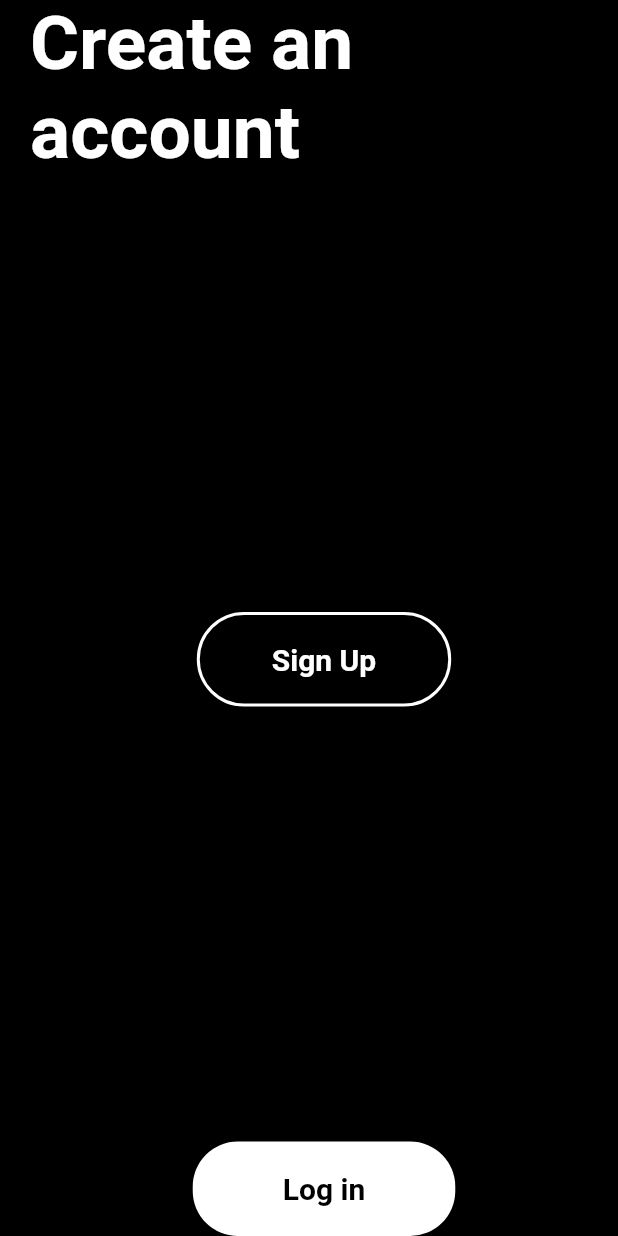
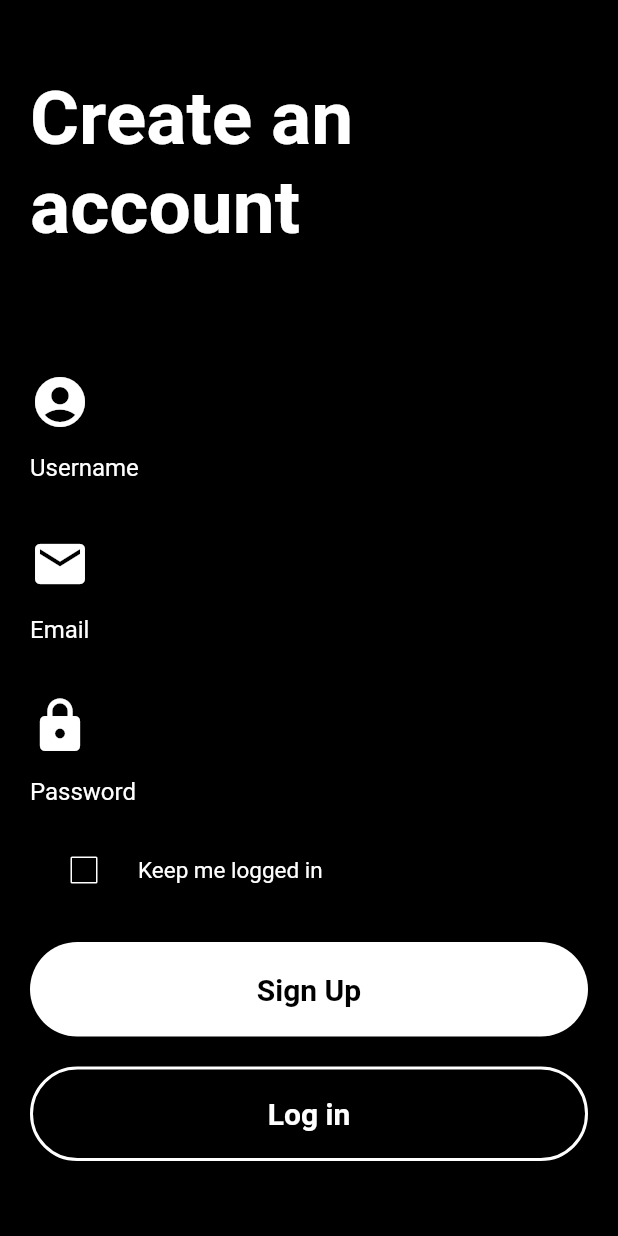
Before and after one commit to llherrera/tracky, a Flutter app: the LoginPage screen opened directly, after a tap on "Sign Up", on a phone screen of 412 x 824 dp. Run offline on Flutter 3.47's test engine with Material 2 defaults, Android fonts, the phone set to English and light mode, and no system bars.

Commit message:
fixed register page

```diff
--- a/lib/UI/login_page.dart
+++ b/lib/UI/login_page.dart
@@ -1,7 +1,7 @@
 import 'package:flutter/material.dart';
-import 'package:tracky/Widgets/register_button.dart';
-import '../Widgets/login_button.dart';
-import '../Widgets/login_form.dart';
+import 'package:tracky/Widgets/login_widgets/register_button.dart';
+import '../Widgets/login_widgets/login_button.dart';
+import '../Widgets/login_widgets/login_form.dart';
 
 class LoginPage extends StatelessWidget {
   const LoginPage({super.key});
@@ -11,13 +11,13 @@ class LoginPage extends StatelessWidget {
     return Scaffold(
       backgroundColor: Colors.black,
       body: Container(
-        padding: const EdgeInsets.only(right: 20),
-        margin: const EdgeInsets.symmetric(horizontal: 20),
+        padding: const EdgeInsets.symmetric(horizontal: 20),
+        //margin: const EdgeInsets.symmetric(horizontal: 20),
         child: Column(
           crossAxisAlignment: CrossAxisAlignment.stretch,
           children: <Widget>[
             Container(
-              margin: const EdgeInsets.only(top: 100),
+              margin: const EdgeInsets.only(top: 50),
               child: const Text('Log in',
                 style: TextStyle(
                   color: Colors.white,
--- a/lib/UI/register_page.dart
+++ b/lib/UI/register_page.dart
@@ -1,6 +1,7 @@
 import 'package:flutter/material.dart';
-import 'package:tracky/Widgets/login_button.dart';
-import '../Widgets/register_button.dart';
+import 'package:tracky/Widgets/login_widgets/login_button.dart';
+import '../Widgets/login_widgets/register_button.dart';
+import '../Widgets/login_widgets/register_form.dart';
 
 class SignupPage extends StatelessWidget {
   const SignupPage({super.key});
@@ -10,20 +11,33 @@ class SignupPage extends StatelessWidget {
     return Scaffold(
       backgroundColor: Colors.black,
       body: Container(
-        margin: const EdgeInsets.only(left: 20),
+        padding: const EdgeInsets.symmetric(horizontal: 20),
         child: Column(
-          children: const <Widget>[
-            Text('Create an account',
-              style: TextStyle(
-                color: Colors.white,
-                fontSize: 50,
-                fontWeight: FontWeight.bold
-              )
+          crossAxisAlignment: CrossAxisAlignment.stretch,
+          children: <Widget>[
+            Container(
+              margin: const EdgeInsets.only(top: 50),
+              child: const Text('Create an account',
+                style: TextStyle(
+                  color: Colors.white,
+                  fontSize: 50,
+                  fontWeight: FontWeight.bold
+                )
+              ),
             ),
-            Spacer(flex: 1),
-            SignupButton(),
-            Spacer(flex: 1),
-            LoginButton()
+            const Spacer(flex: 1),
+            Container(
+              margin: const EdgeInsets.only(bottom: 20),
+              child: const SignupForm()
+            ),
+            Container(
+              margin: const EdgeInsets.only(bottom: 20),
+              child: const SignupButtonElevated()
+            ),
+            Container(
+              margin: const EdgeInsets.only(bottom: 50),
+              child: const LoginButtonOutlined()
+            ),
           ]
         ),
       )
--- a/lib/UI/tracky.dart
+++ b/lib/UI/tracky.dart
@@ -1,6 +1,6 @@
 import 'package:flutter/material.dart';
-import 'package:tracky/Widgets/register_button.dart';
-import '../Widgets/login_button.dart';
+import 'package:tracky/Widgets/login_widgets/register_button.dart';
+import '../Widgets/login_widgets/login_button.dart';
 
 class Tracky extends StatelessWidget {
   const Tracky({super.key});
--- a/lib/Widgets/login_form.dart
+++ /dev/null
@@ -1,71 +0,0 @@
-import 'package:flutter/material.dart';
-
-class LoginForm extends StatefulWidget {
-  const LoginForm({super.key});
-
-  @override
-  State<LoginForm> createState() => _LoginFormState();
-}
-
-class _LoginFormState extends State<LoginForm> {
-  bool _selected = false;
-
-  @override
-  Widget build(BuildContext context) {
-    const usernameField = TextField(
-      obscureText: false,
-      style: TextStyle(color: Colors.white),
-      decoration: InputDecoration(
-        contentPadding: EdgeInsets.fromLTRB(20, 15, 20, 15),
-        hintText: 'Username',
-        hintStyle: TextStyle(color: Colors.white),
-        border: OutlineInputBorder(borderRadius: BorderRadius.all(Radius.circular(32))),
-        focusedBorder: OutlineInputBorder(
-          borderSide: BorderSide(color: Colors.white, width: 2),
-          borderRadius: BorderRadius.all(Radius.circular(32))
-        )
-      )
-    );
-
-    const passwordField = TextField(
-      obscureText: false,
-      style: TextStyle(color: Colors.white),
-      decoration: InputDecoration(
-        contentPadding: EdgeInsets.fromLTRB(20, 15, 20, 15),
-        hintText: 'Password',
-        hintStyle: TextStyle(color: Colors.white),
-        border: OutlineInputBorder(borderRadius: BorderRadius.all(Radius.circular(32))),
-        focusedBorder: OutlineInputBorder(
-          borderSide: BorderSide(color: Colors.white, width: 2),
-          borderRadius: BorderRadius.all(Radius.circular(32))
-        )
-      )
-    );
-
-    return Column(
-      crossAxisAlignment: CrossAxisAlignment.start,
-      children: <Widget>[
-        const Icon(Icons.account_circle, size: 40, color: Colors.white),
-        usernameField,
-        const Padding(padding: EdgeInsets.only(bottom: 20)),
-        const Icon(Icons.lock, size: 40, color: Colors.white),
-        //const Padding(padding: EdgeInsets.only(bottom: 20)),
-        passwordField,
-        CheckboxListTile(
-          value: _selected,
-          onChanged: (value) {
-            setState( () {
-              _selected = value!;
-            });
-          },
-          title: const Text('Keep me logged in',
-            style: TextStyle(color: Colors.white, fontSize: 15)),
-          controlAffinity: ListTileControlAffinity.leading,
-          activeColor: Colors.black,
-          checkColor: Colors.white,
-          side: const BorderSide(color: Colors.white)
-        )
-      ]
-    );
-  }
-}
--- /dev/null
+++ b/lib/Widgets/login_widgets/checkbox.dart
@@ -0,0 +1,30 @@
+import 'package:flutter/material.dart';
+
+class CheckBox extends StatefulWidget {
+  const CheckBox({super.key});
+
+  @override
+  State<CheckBox> createState() => _CheckBoxState();
+}
+
+class _CheckBoxState extends State<CheckBox> {
+  bool _selected = false;
+
+  @override
+  Widget build(BuildContext context) {
+    return CheckboxListTile(
+      value: _selected,
+      onChanged: (value) {
+        setState( () {
+          _selected = value!;
+        });
+      },
+      title: const Text('Keep me logged in',
+        style: TextStyle(color: Colors.white, fontSize: 15)),
+      controlAffinity: ListTileControlAffinity.leading,
+      activeColor: Colors.black,
+      checkColor: Colors.white,
+      side: const BorderSide(color: Colors.white)
+    );
+  }
+}
--- /dev/null
+++ b/lib/Widgets/login_widgets/email_field.dart
@@ -0,0 +1,20 @@
+import 'package:flutter/material.dart';
+
+class EmailField extends StatelessWidget {
+  const EmailField({super.key});
+
+  @override
+  Widget build(BuildContext context) {
+    return const TextField(
+      obscureText: false,
+      style: TextStyle(color: Colors.white),
+      decoration: InputDecoration(
+        hintText: 'Email',
+        hintStyle: TextStyle(color: Colors.white),
+        focusedBorder: UnderlineInputBorder(
+          borderSide: BorderSide(color: Colors.white, width: 2),
+        ),
+      )
+    );
+  }
+}
--- a/lib/Widgets/login_button.dart
+++ b/lib/Widgets/login_widgets/login_button.dart
@@ -1,5 +1,5 @@
 import 'package:flutter/material.dart';
-import '../UI/login_page.dart';
+import '../../UI/login_page.dart';
 import 'package:tracky/UI/home_page.dart';
 
 class LoginButton extends StatelessWidget {
@@ -57,3 +57,31 @@ class LoginButtonExp extends StatelessWidget {
     return loginBtn;
   }
 }
+
+class LoginButtonOutlined extends StatelessWidget {
+  const LoginButtonOutlined({super.key});
+
+  @override
+  Widget build(BuildContext context) {
+    final loginBtn = OutlinedButton(
+      onPressed: () {Navigator.push(context, MaterialPageRoute(builder: (context) => const LoginPage()));},
+      style: OutlinedButton.styleFrom(
+        foregroundColor: Colors.black,
+        side: const BorderSide(color: Colors.white, width: 2),
+        shape: RoundedRectangleBorder(
+          borderRadius: BorderRadius.circular(40.0),
+        ),
+        padding: const EdgeInsets.symmetric(horizontal: 50, vertical: 20),
+      ),
+      child: const Text('Log in',
+        style: TextStyle(
+          color: Colors.white,
+          fontSize: 20,
+          fontWeight: FontWeight.bold
+        )
+      ),
+    );
+
+    return loginBtn;
+  }
+}
--- /dev/null
+++ b/lib/Widgets/login_widgets/login_form.dart
@@ -0,0 +1,23 @@
+import 'package:flutter/material.dart';
+import 'username_field.dart';
+import 'password_field.dart';
+import 'checkbox.dart';
+
+class LoginForm extends StatelessWidget {
+  const LoginForm({super.key});
+
+  @override
+  Widget build(BuildContext context) {
+    return Column(
+      crossAxisAlignment: CrossAxisAlignment.start,
+      children: const <Widget>[
+        Icon(Icons.account_circle, size: 40, color: Colors.white),
+        UsernameField(),
+        Padding(padding: EdgeInsets.only(bottom: 20)),
+        Icon(Icons.lock, size: 40, color: Colors.white),
+        PasswordField(),
+        CheckBox()
+      ]
+    );
+  }
+}
--- /dev/null
+++ b/lib/Widgets/login_widgets/password_field.dart
@@ -0,0 +1,20 @@
+import 'package:flutter/material.dart';
+
+class PasswordField extends StatelessWidget {
+  const PasswordField({super.key});
+
+  @override
+  Widget build(BuildContext context) {
+    return const TextField(
+      obscureText: false,
+      style: TextStyle(color: Colors.white),
+      decoration: InputDecoration(
+        hintText: 'Password',
+        hintStyle: TextStyle(color: Colors.white),
+        focusedBorder: UnderlineInputBorder(
+          borderSide: BorderSide(color: Colors.white, width: 2),
+        ),
+      )
+    );
+  }
+}
--- /dev/null
+++ b/lib/Widgets/login_widgets/register_button.dart
@@ -0,0 +1,59 @@
+import 'package:flutter/material.dart';
+import '../../UI/home_page.dart';
+import '../../UI/register_page.dart';
+
+class SignupButton extends StatelessWidget {
+  const SignupButton({super.key});
+
+  @override
+  Widget build(BuildContext context) {
+    final signupBtn = OutlinedButton(
+      onPressed: () {Navigator.push(context, MaterialPageRoute(builder: (context) => const SignupPage()));},
+      style: OutlinedButton.styleFrom(
+        foregroundColor: Colors.black,
+        side: const BorderSide(color: Colors.white, width: 2),
+        shape: RoundedRectangleBorder(
+          borderRadius: BorderRadius.circular(40.0),
+        ),
+        padding: const EdgeInsets.symmetric(horizontal: 50, vertical: 20),
+      ),
+      child: const Text('Sign Up',
+        style: TextStyle(
+          color: Colors.white,
+          fontSize: 20,
+          fontWeight: FontWeight.bold
+        )
+      ),
+    );
+
+    return signupBtn;
+  }
+}
+
+class SignupButtonElevated extends StatelessWidget {
+  const SignupButtonElevated({super.key});
+
+  @override
+  Widget build(BuildContext context) {
+    final signupBtn = ElevatedButton(
+      onPressed: () {Navigator.push(context, MaterialPageRoute(builder: (context) => const HomePage()));},
+      style: ElevatedButton.styleFrom(
+        backgroundColor: Colors.white,
+        foregroundColor: Colors.black,
+        shape: RoundedRectangleBorder(
+          borderRadius: BorderRadius.circular(40.0),
+        ),
+        padding: const EdgeInsets.symmetric(horizontal: 50, vertical: 20),
+      ),
+      child: const Text('Sign Up',
+        style: TextStyle(
+          color: Colors.black,
+          fontSize: 20,
+          fontWeight: FontWeight.bold
+        )
+      ),
+    );
+
+    return signupBtn;
+  }
+}
--- /dev/null
+++ b/lib/Widgets/login_widgets/register_form.dart
@@ -0,0 +1,27 @@
+import 'package:flutter/material.dart';
+import 'username_field.dart';
+import 'password_field.dart';
+import 'checkbox.dart';
+import 'email_field.dart';
+
+class SignupForm extends StatelessWidget {
+  const SignupForm({super.key});
+
+  @override
+  Widget build(BuildContext context) {
+    return Column(
+      crossAxisAlignment: CrossAxisAlignment.start,
+      children: const <Widget>[
+        Icon(Icons.account_circle, size: 40, color: Colors.white),
+        UsernameField(),
+        Padding(padding: EdgeInsets.only(bottom: 20)),
+        Icon(Icons.email, size: 40, color: Colors.white),
+        EmailField(),
+        Padding(padding: EdgeInsets.only(bottom: 20)),
+        Icon(Icons.lock, size: 40, color: Colors.white),
+        PasswordField(),
+        CheckBox()
+      ]
+    );
+  }
+}
--- /dev/null
+++ b/lib/Widgets/login_widgets/username_field.dart
@@ -0,0 +1,20 @@
+import 'package:flutter/material.dart';
+
+class UsernameField extends StatelessWidget {
+  const UsernameField({super.key});
+
+  @override
+  Widget build(BuildContext context) {
+    return const TextField(
+      obscureText: false,
+      style: TextStyle(color: Colors.white),
+      decoration: InputDecoration(
+        hintText: 'Username',
+        hintStyle: TextStyle(color: Colors.white),
+        focusedBorder: UnderlineInputBorder(
+          borderSide: BorderSide(color: Colors.white, width: 2),
+        ),
+      )
+    );
+  }
+}
--- a/lib/Widgets/register_button.dart
+++ /dev/null
@@ -1,30 +0,0 @@
-import 'package:flutter/material.dart';
-import '../UI/register_page.dart';
-
-class SignupButton extends StatelessWidget {
-  const SignupButton({super.key});
-
-  @override
-  Widget build(BuildContext context) {
-    final signupBtn = OutlinedButton(
-      onPressed: () {Navigator.push(context, MaterialPageRoute(builder: (context) => const SignupPage()));},
-      style: OutlinedButton.styleFrom(
-        foregroundColor: Colors.black,
-        side: const BorderSide(color: Colors.white, width: 2),
-        shape: RoundedRectangleBorder(
-          borderRadius: BorderRadius.circular(40.0),
-        ),
-        padding: const EdgeInsets.symmetric(horizontal: 50, vertical: 20),
-      ),
-      child: const Text('Sign Up',
-        style: TextStyle(
-          color: Colors.white,
-          fontSize: 20,
-          fontWeight: FontWeight.bold
-        )
-      ),
-    );
-
-    return signupBtn;
-  }
-}
```
